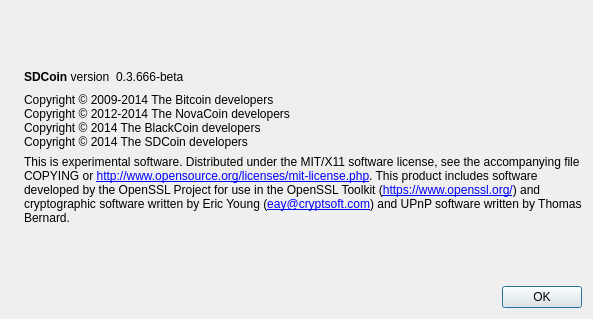
Above: src/qt/forms/aboutdialog.ui from jyap808/jumbucks before the change. Below: the same form after it.
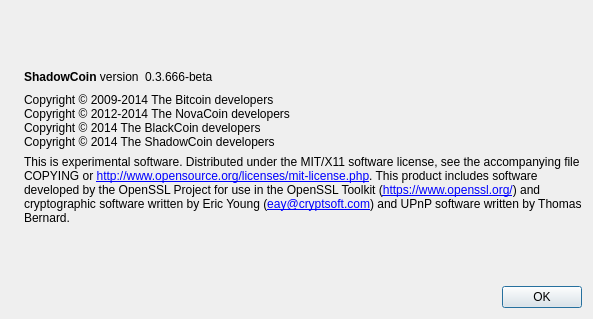
That is the form after the change. Icons and pictures are not drawn.

Diff of the .ui file:
```diff
--- a/src/qt/forms/aboutdialog.ui
+++ b/src/qt/forms/aboutdialog.ui
@@ -50,7 +50,7 @@
           <cursorShape>IBeamCursor</cursorShape>
          </property>
          <property name="text">
-          <string>&lt;b&gt;SDCoin&lt;/b&gt; version</string>
+          <string>&lt;b&gt;ShadowCoin&lt;/b&gt; version</string>
          </property>
          <property name="textInteractionFlags">
           <set>Qt::LinksAccessibleByMouse|Qt::TextSelectableByKeyboard|Qt::TextSelectableByMouse</set>
@@ -94,7 +94,7 @@
         <string>Copyright © 2009-2014 The Bitcoin developers
 Copyright © 2012-2014 The NovaCoin developers
 Copyright © 2014 The BlackCoin developers
-Copyright © 2014 The SDCoin developers</string>
+Copyright © 2014 The ShadowCoin developers</string>
        </property>
        <property name="textInteractionFlags">
         <set>Qt::LinksAccessibleByMouse|Qt::TextSelectableByKeyboard|Qt::TextSelectableByMouse</set>
```
Left out of the diff: 2 changed lines with no effect on the pictures.
